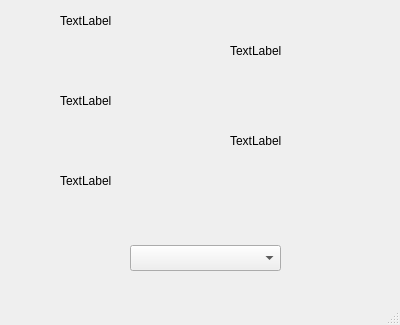
Above: gui.ui from mjwright1029/Project2 before the change; both pictures show x 0 to 400 and y 325 to 650 of the 400 by 650 pixel window. Below: the same form after it.
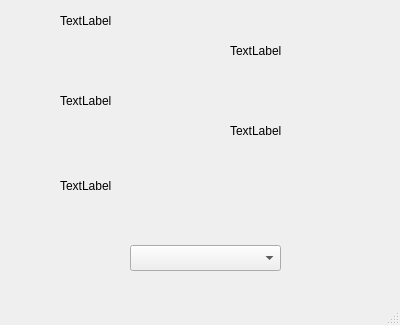
That is the form after the change.

Commit message: Fixed GUI format and changed font size

Patch:
```diff
--- a/gui.ui
+++ b/gui.ui
@@ -105,12 +105,15 @@
       <x>60</x>
       <y>490</y>
       <width>121</width>
-      <height>31</height>
+      <height>41</height>
      </rect>
     </property>
     <property name="text">
      <string>TextLabel</string>
     </property>
+    <property name="wordWrap">
+     <bool>true</bool>
+    </property>
    </widget>
    <widget class="QLabel" name="hobby_label">
     <property name="geometry">
@@ -129,7 +132,7 @@
     <property name="geometry">
      <rect>
       <x>230</x>
-      <y>450</y>
+      <y>440</y>
       <width>121</width>
       <height>31</height>
      </rect>
@@ -137,6 +140,9 @@
     <property name="text">
      <string>TextLabel</string>
     </property>
+    <property name="wordWrap">
+     <bool>true</bool>
+    </property>
    </widget>
   </widget>
   <widget class="QMenuBar" name="menubar">
```
Left out of the diff: 12 changed lines with no effect on the pictures. The commit also changes 2 other files.
